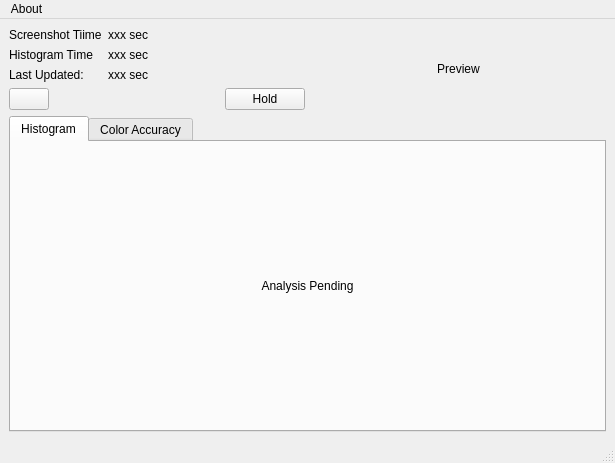
Above: src/rtcolor/ui/RTCA_MainWindow_UI.ui from shearern/RT-Color-Analysis before the change. Below: the same form after it.
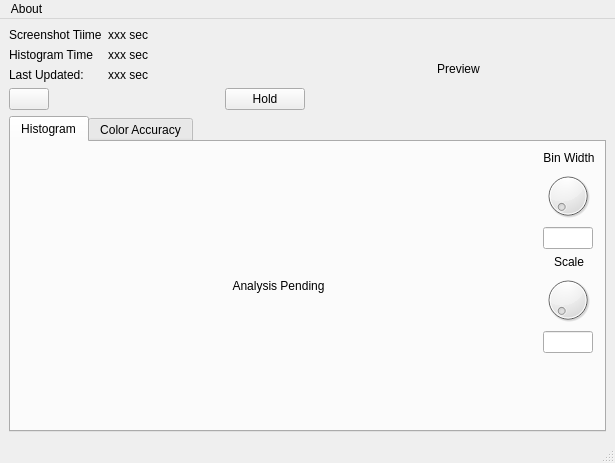
That is the form after the change. Icons and pictures are not drawn.

Diff of the .ui file:
```diff
--- a/src/rtcolor/ui/RTCA_MainWindow_UI.ui
+++ b/src/rtcolor/ui/RTCA_MainWindow_UI.ui
@@ -133,12 +133,12 @@
        <attribute name="title">
         <string>Histogram</string>
        </attribute>
-       <layout class="QVBoxLayout" name="verticalLayout_2">
+       <layout class="QHBoxLayout" name="horizontalLayout_4">
         <item>
          <widget class="QLabel" name="analysis_image_lbl">
           <property name="sizePolicy">
-           <sizepolicy hsizetype="Preferred" vsizetype="Expanding">
-            <horstretch>0</horstretch>
+           <sizepolicy hsizetype="Expanding" vsizetype="Preferred">
+            <horstretch>2</horstretch>
             <verstretch>0</verstretch>
            </sizepolicy>
           </property>
@@ -150,6 +150,119 @@
           </property>
          </widget>
         </item>
+        <item>
+         <layout class="QVBoxLayout" name="verticalLayout_2">
+          <item>
+           <widget class="QLabel" name="label_12">
+            <property name="sizePolicy">
+             <sizepolicy hsizetype="Expanding" vsizetype="Fixed">
+              <horstretch>0</horstretch>
+              <verstretch>0</verstretch>
+             </sizepolicy>
+            </property>
+            <property name="text">
+             <string>Bin Width</string>
+            </property>
+            <property name="alignment">
+             <set>Qt::AlignCenter</set>
+            </property>
+           </widget>
+          </item>
+          <item>
+           <widget class="QDial" name="dial">
+            <property name="sizePolicy">
+             <sizepolicy hsizetype="Maximum" vsizetype="Preferred">
+              <horstretch>0</horstretch>
+              <verstretch>0</verstretch>
+             </sizepolicy>
+            </property>
+            <property name="maximumSize">
+             <size>
+              <width>50</width>
+              <height>50</height>
+             </size>
+            </property>
+           </widget>
+          </item>
+          <item>
+           <widget class="QLineEdit" name="lineEdit_2">
+            <property name="sizePolicy">
+             <sizepolicy hsizetype="Fixed" vsizetype="Fixed">
+              <horstretch>0</horstretch>
+              <verstretch>0</verstretch>
+             </sizepolicy>
+            </property>
+            <property name="maximumSize">
+             <size>
+              <width>50</width>
+              <height>16777215</height>
+             </size>
+            </property>
+           </widget>
+          </item>
+          <item>
+           <widget class="QLabel" name="label_14">
+            <property name="sizePolicy">
+             <sizepolicy hsizetype="Expanding" vsizetype="Fixed">
+              <horstretch>0</horstretch>
+              <verstretch>0</verstretch>
+             </sizepolicy>
+            </property>
+            <property name="text">
+             <string>Scale</string>
+            </property>
+            <property name="alignment">
+             <set>Qt::AlignCenter</set>
+            </property>
+           </widget>
+          </item>
+          <item>
+           <widget class="QDial" name="dial_2">
+            <property name="sizePolicy">
+             <sizepolicy hsizetype="Maximum" vsizetype="Preferred">
+              <horstretch>0</horstretch>
+              <verstretch>0</verstretch>
+             </sizepolicy>
+            </property>
+            <property name="maximumSize">
+             <size>
+              <width>50</width>
+              <height>50</height>
+             </size>
+            </property>
+           </widget>
+          </item>
+          <item>
+           <widget class="QLineEdit" name="lineEdit">
+            <property name="sizePolicy">
+             <sizepolicy hsizetype="Maximum" vsizetype="Fixed">
+              <horstretch>0</horstretch>
+              <verstretch>0</verstretch>
+             </sizepolicy>
+            </property>
+            <property name="maximumSize">
+             <size>
+              <width>50</width>
+              <height>16777215</height>
+             </size>
+            </property>
+           </widget>
+          </item>
+          <item>
+           <spacer name="verticalSpacer">
+            <property name="orientation">
+             <enum>Qt::Vertical</enum>
+            </property>
+            <property name="sizeHint" stdset="0">
+             <size>
+              <width>20</width>
+              <height>40</height>
+             </size>
+            </property>
+           </spacer>
+          </item>
+         </layout>
+        </item>
        </layout>
       </widget>
       <widget class="QWidget" name="tab_2">
```
Left out of the diff: 3 changed lines with no effect on the pictures.
